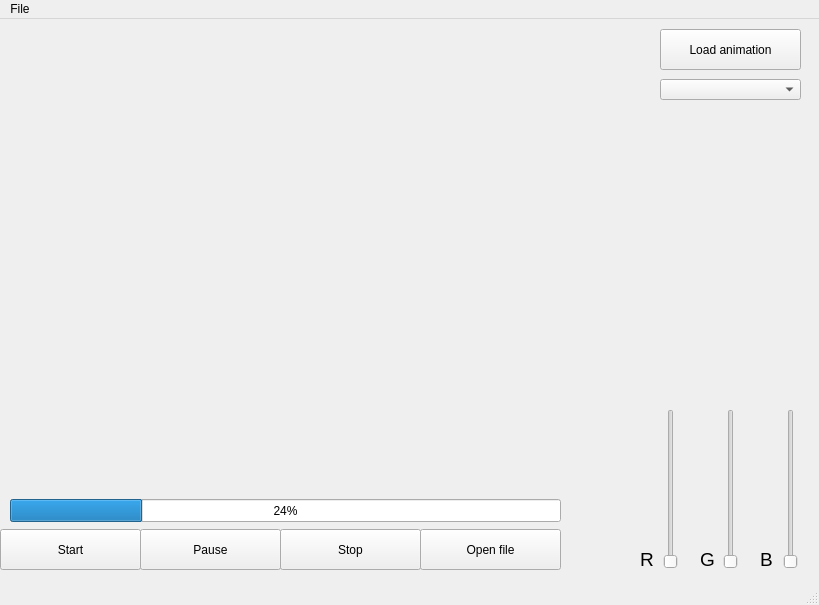
The window that menu-gui/v1.ui (DBrzoskowski/LED-Framework-GUI) describes before a commit, drawn with Qt 5.
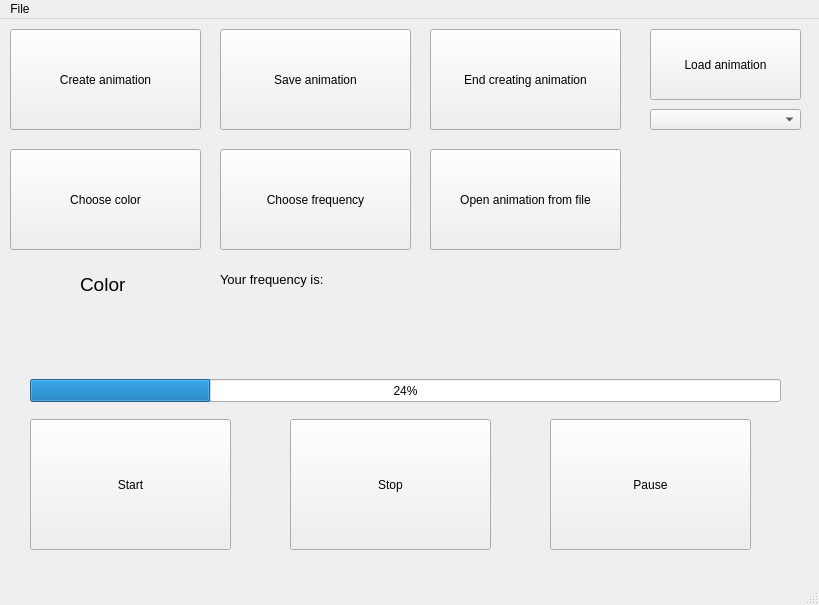
The same window after the commit.

Commit message: add color picker and color label

```diff
--- a/menu-gui/v1.ui
+++ b/menu-gui/v1.ui
@@ -17,10 +17,10 @@
    <widget class="QPushButton" name="startButton">
     <property name="geometry">
      <rect>
-      <x>0</x>
-      <y>510</y>
-      <width>141</width>
-      <height>41</height>
+      <x>30</x>
+      <y>400</y>
+      <width>201</width>
+      <height>131</height>
      </rect>
     </property>
     <property name="sizePolicy">
@@ -36,10 +36,10 @@
    <widget class="QPushButton" name="pauseButton">
     <property name="geometry">
      <rect>
-      <x>140</x>
-      <y>510</y>
-      <width>141</width>
-      <height>41</height>
+      <x>550</x>
+      <y>400</y>
+      <width>201</width>
+      <height>131</height>
      </rect>
     </property>
     <property name="text">
@@ -49,10 +49,10 @@
    <widget class="QPushButton" name="stopButton">
     <property name="geometry">
      <rect>
-      <x>280</x>
-      <y>510</y>
-      <width>141</width>
-      <height>41</height>
+      <x>290</x>
+      <y>400</y>
+      <width>201</width>
+      <height>131</height>
      </rect>
     </property>
     <property name="text">
@@ -62,22 +62,22 @@
    <widget class="QPushButton" name="openButton">
     <property name="geometry">
      <rect>
-      <x>420</x>
-      <y>510</y>
-      <width>141</width>
-      <height>41</height>
+      <x>430</x>
+      <y>130</y>
+      <width>191</width>
+      <height>101</height>
      </rect>
     </property>
     <property name="text">
-     <string>Open file</string>
+     <string>Open animation from file</string>
     </property>
    </widget>
    <widget class="QProgressBar" name="progressBar">
     <property name="geometry">
      <rect>
-      <x>10</x>
-      <y>480</y>
-      <width>551</width>
+      <x>30</x>
+      <y>360</y>
+      <width>751</width>
       <height>23</height>
      </rect>
     </property>
@@ -85,52 +85,13 @@
      <number>24</number>
     </property>
    </widget>
-   <widget class="QSlider" name="blueVerticalSlider">
-    <property name="geometry">
-     <rect>
-      <x>780</x>
-      <y>390</y>
-      <width>22</width>
-      <height>160</height>
-     </rect>
-    </property>
-    <property name="orientation">
-     <enum>Qt::Vertical</enum>
-    </property>
-   </widget>
-   <widget class="QSlider" name="greenVerticalSlider">
-    <property name="geometry">
-     <rect>
-      <x>720</x>
-      <y>390</y>
-      <width>22</width>
-      <height>160</height>
-     </rect>
-    </property>
-    <property name="orientation">
-     <enum>Qt::Vertical</enum>
-    </property>
-   </widget>
-   <widget class="QSlider" name="redVerticalSlider">
-    <property name="geometry">
-     <rect>
-      <x>660</x>
-      <y>390</y>
-      <width>22</width>
-      <height>160</height>
-     </rect>
-    </property>
-    <property name="orientation">
-     <enum>Qt::Vertical</enum>
-    </property>
-   </widget>
    <widget class="QPushButton" name="loadButton">
     <property name="geometry">
      <rect>
-      <x>660</x>
+      <x>650</x>
       <y>10</y>
-      <width>141</width>
-      <height>41</height>
+      <width>151</width>
+      <height>71</height>
      </rect>
     </property>
     <property name="text">
@@ -140,56 +101,103 @@
    <widget class="QComboBox" name="readyAnimationBox">
     <property name="geometry">
      <rect>
-      <x>660</x>
-      <y>60</y>
-      <width>141</width>
+      <x>650</x>
+      <y>90</y>
+      <width>151</width>
       <height>21</height>
      </rect>
     </property>
    </widget>
-   <widget class="QLabel" name="redLabel">
+   <widget class="QPushButton" name="createButton">
     <property name="geometry">
      <rect>
-      <x>640</x>
-      <y>530</y>
-      <width>21</width>
-      <height>21</height>
+      <x>10</x>
+      <y>10</y>
+      <width>191</width>
+      <height>101</height>
      </rect>
     </property>
-    <property name="font">
-     <font>
-      <pointsize>14</pointsize>
-     </font>
+    <property name="text">
+     <string>Create animation</string>
     </property>
+   </widget>
+   <widget class="QPushButton" name="saveButton">
+    <property name="geometry">
+     <rect>
+      <x>220</x>
+      <y>10</y>
+      <width>191</width>
+      <height>101</height>
+     </rect>
+    </property>
     <property name="text">
-     <string>R</string>
+     <string>Save animation</string>
     </property>
    </widget>
-   <widget class="QLabel" name="greenLabel">
+   <widget class="QPushButton" name="endButton">
     <property name="geometry">
      <rect>
-      <x>700</x>
-      <y>530</y>
-      <width>21</width>
+      <x>430</x>
+      <y>10</y>
+      <width>191</width>
+      <height>101</height>
+     </rect>
+    </property>
+    <property name="text">
+     <string>End creating animation</string>
+    </property>
+   </widget>
+   <widget class="QPushButton" name="colorChooseButton">
+    <property name="geometry">
+     <rect>
+      <x>10</x>
+      <y>130</y>
+      <width>191</width>
+      <height>101</height>
+     </rect>
+    </property>
+    <property name="text">
+     <string>Choose color</string>
+    </property>
+   </widget>
+   <widget class="QPushButton" name="frequencyChooseButton">
+    <property name="geometry">
+     <rect>
+      <x>220</x>
+      <y>130</y>
+      <width>191</width>
+      <height>101</height>
+     </rect>
+    </property>
+    <property name="text">
+     <string>Choose frequency</string>
+    </property>
+   </widget>
+   <widget class="QLabel" name="frequencyLabel">
+    <property name="geometry">
+     <rect>
+      <x>220</x>
+      <y>250</y>
+      <width>191</width>
       <height>21</height>
      </rect>
     </property>
     <property name="font">
      <font>
-      <pointsize>14</pointsize>
+      <pointsize>10</pointsize>
      </font>
     </property>
     <property name="text">
-     <string>G</string>
+     <string>Your frequency is: &lt;frequency&gt;</string>
     </property>
    </widget>
    <widget class="QLabel" name="blueLabel">
     <property name="geometry">
      <rect>
-      <x>760</x>
-      <y>530</y>
-      <width>21</width>
-      <height>21</height>
+      <x>80</x>
+      <y>250</y>
+      <width>51</width>
+      <height>31</height>
      </rect>
     </property>
     <property name="font">
@@ -198,7 +206,7 @@
      </font>
     </property>
     <property name="text">
-     <string>B</string>
+     <string>Color</string>
     </property>
    </widget>
   </widget>
```
Left out of the diff: 2 changed lines with no effect on the pictures. The commit also changes 2 other files.
